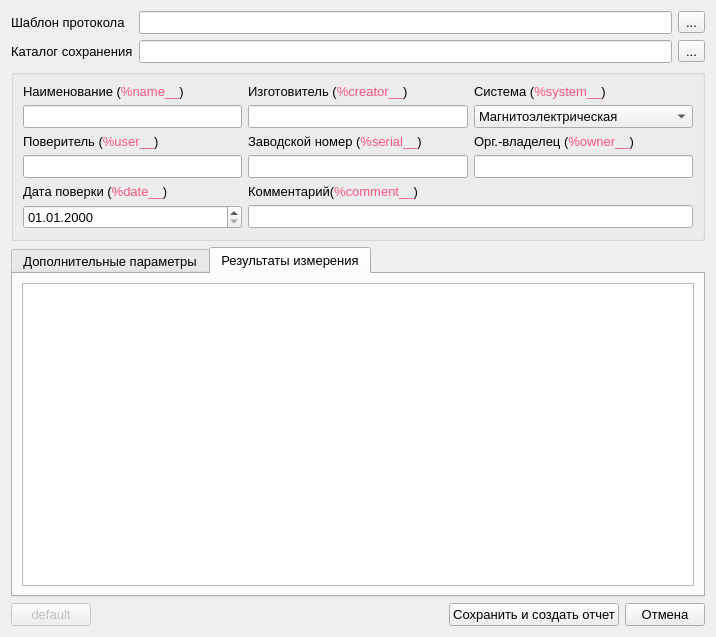
The window that ui/create_protocol_form.ui (irsural/calibrator_pc) describes before a commit, drawn with Qt 5.
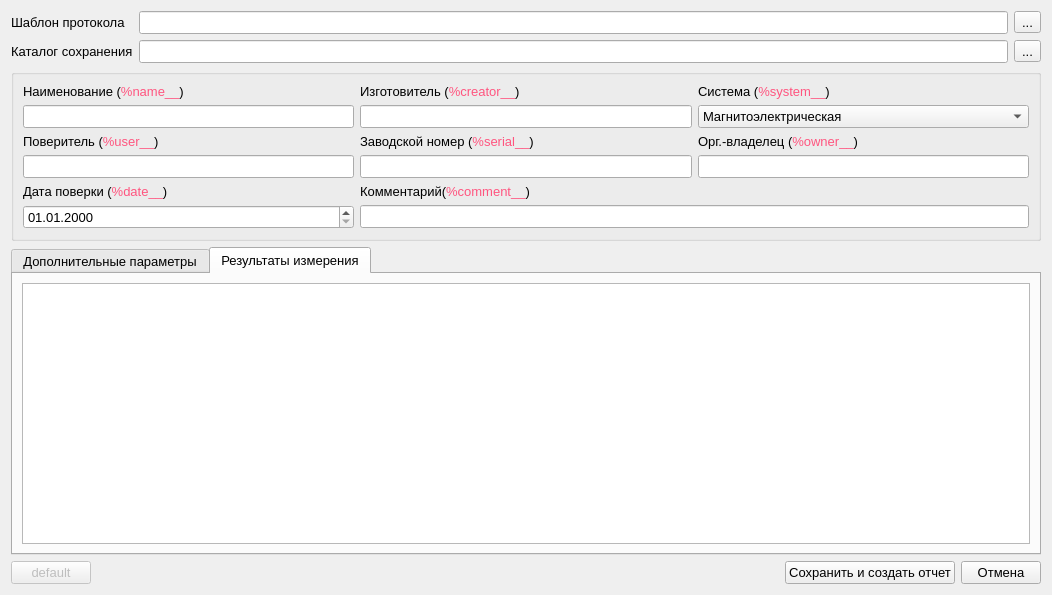
The same window after the commit.

The edit to the form file:
```diff
--- a/ui/create_protocol_form.ui
+++ b/ui/create_protocol_form.ui
@@ -6,8 +6,8 @@
    <rect>
     <x>0</x>
     <y>0</y>
-    <width>716</width>
-    <height>637</height>
+    <width>1052</width>
+    <height>595</height>
    </rect>
   </property>
   <property name="font">
```
